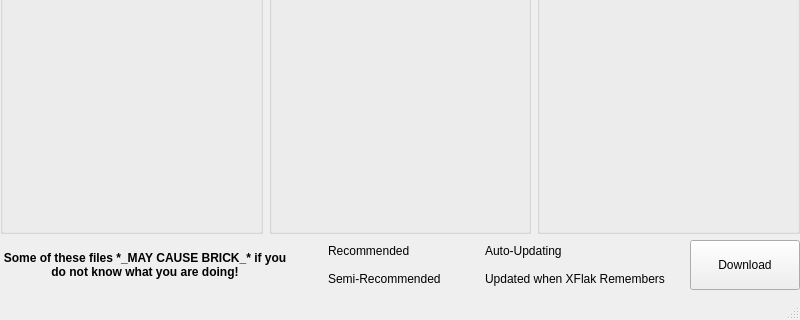
Before: the Qt Designer form mainWindow.ui in korbosoft/modmiiDownloader, drawn with Qt 5; both pictures show x 0 to 800 and y 480 to 800 of the 800 by 800 pixel window.
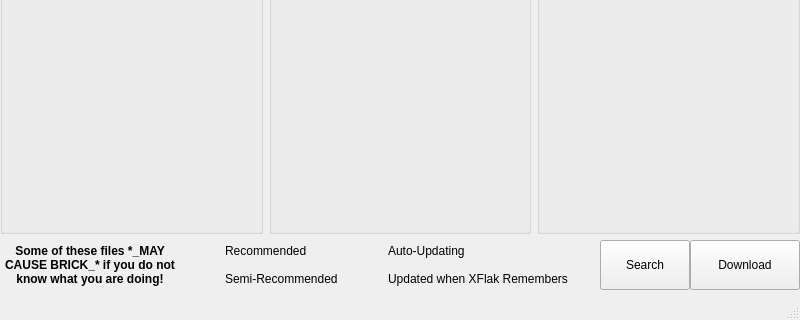
After: the same form once the commit is applied. Icons and pictures are not drawn. Custom widgets are drawn as their Qt base class.

Commit message: start of search functionality

```diff
--- a/mainWindow.ui
+++ b/mainWindow.ui
@@ -645,7 +645,7 @@
      <rect>
       <x>0</x>
       <y>720</y>
-      <width>290</width>
+      <width>180</width>
       <height>50</height>
      </rect>
     </property>
@@ -696,9 +696,9 @@
    <widget class="QWidget" name="legendLayout">
     <property name="geometry">
      <rect>
-      <x>290</x>
+      <x>180</x>
       <y>720</y>
-      <width>400</width>
+      <width>420</width>
       <height>50</height>
      </rect>
     </property>
@@ -793,6 +793,29 @@
      </item>
     </layout>
    </widget>
+   <widget class="QPushButton" name="search">
+    <property name="geometry">
+     <rect>
+      <x>600</x>
+      <y>720</y>
+      <width>90</width>
+      <height>50</height>
+     </rect>
+    </property>
+    <property name="text">
+     <string>Search</string>
+    </property>
+    <property name="icon">
+     <iconset resource="resource.qrc">
+      <normaloff>:/base/svg_download</normaloff>:/base/svg_download</iconset>
+    </property>
+    <property name="iconSize">
+     <size>
+      <width>24</width>
+      <height>24</height>
+     </size>
+    </property>
+   </widget>
   </widget>
   <widget class="QStatusBar" name="statusBar"/>
  </widget>
```
The commit also changes 11 other files.
